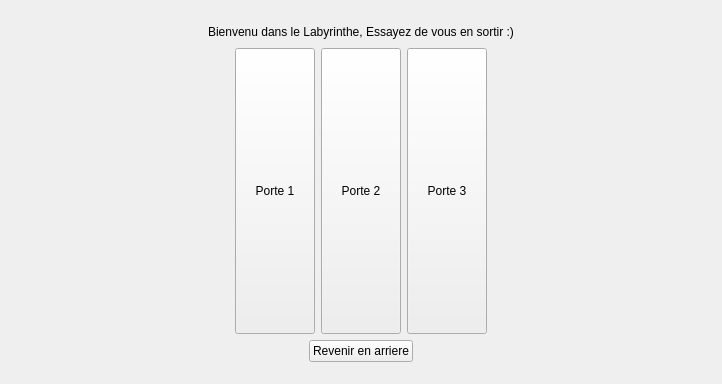
Above: mainwindow.ui from 3200443/Projectc- before the change. Below: the same form after it.
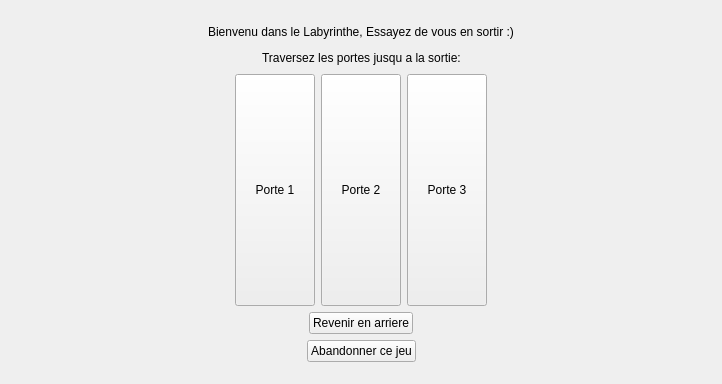
That is the form after the change. The open tabs and pages were chosen to show the change.

Commit message: ajout d un bouton abandonner

```diff
--- a/mainwindow.ui
+++ b/mainwindow.ui
@@ -1505,7 +1505,9 @@
        </layout>
       </widget>
       <widget class="QWidget" name="plab">
-       <layout class="QHBoxLayout" name="horizontalLayout_29">
+       <layout class="QHBoxLayout" name="horizontalLayout_32">
+        <item>
+         <layout class="QVBoxLayout" name="verticalLayout_32">
         <item>
          <layout class="QVBoxLayout" name="verticalLayout_28">
           <item>
@@ -1546,6 +1548,45 @@
            </layout>
           </item>
           <item>
+             <layout class="QHBoxLayout" name="horizontalLayout_29">
+              <item>
+               <spacer name="horizontalSpacer_56">
+                <property name="orientation">
+                 <enum>Qt::Horizontal</enum>
+                </property>
+                <property name="sizeHint" stdset="0">
+                 <size>
+                  <width>40</width>
+                  <height>20</height>
+                 </size>
+                </property>
+               </spacer>
+              </item>
+              <item>
+               <widget class="QLabel" name="label_14">
+                <property name="text">
+                 <string>Traversez les portes jusqu a la sortie:</string>
+                </property>
+               </widget>
+              </item>
+              <item>
+               <spacer name="horizontalSpacer_57">
+                <property name="orientation">
+                 <enum>Qt::Horizontal</enum>
+                </property>
+                <property name="sizeHint" stdset="0">
+                 <size>
+                  <width>40</width>
+                  <height>20</height>
+                 </size>
+                </property>
+               </spacer>
+              </item>
+             </layout>
+            </item>
+           </layout>
+          </item>
+          <item>
            <layout class="QHBoxLayout" name="horizontalLayout_23">
             <item>
              <spacer name="horizontalSpacer_46">
@@ -1615,6 +1656,8 @@
            </layout>
           </item>
           <item>
+           <layout class="QVBoxLayout" name="verticalLayout_29">
+            <item>
            <layout class="QHBoxLayout" name="horizontalLayout_24">
             <item>
              <spacer name="horizontalSpacer_55">
@@ -1648,6 +1691,45 @@
                </size>
               </property>
              </spacer>
+              </item>
+             </layout>
+            </item>
+            <item>
+             <layout class="QHBoxLayout" name="horizontalLayout_31">
+              <item>
+               <spacer name="horizontalSpacer_58">
+                <property name="orientation">
+                 <enum>Qt::Horizontal</enum>
+                </property>
+                <property name="sizeHint" stdset="0">
+                 <size>
+                  <width>40</width>
+                  <height>20</height>
+                 </size>
+                </property>
+               </spacer>
+              </item>
+              <item>
+               <widget class="QPushButton" name="blababa">
+                <property name="text">
+                 <string>Abandonner ce jeu</string>
+                </property>
+               </widget>
+              </item>
+              <item>
+               <spacer name="horizontalSpacer_59">
+                <property name="orientation">
+                 <enum>Qt::Horizontal</enum>
+                </property>
+                <property name="sizeHint" stdset="0">
+                 <size>
+                  <width>40</width>
+                  <height>20</height>
+                 </size>
+                </property>
+               </spacer>
+              </item>
+             </layout>
             </item>
            </layout>
           </item>
```
Left out of the diff: 2 changed lines with no effect on the pictures. Lines whose indentation alone changed are shown as unchanged. The commit also changes 4 other files.
